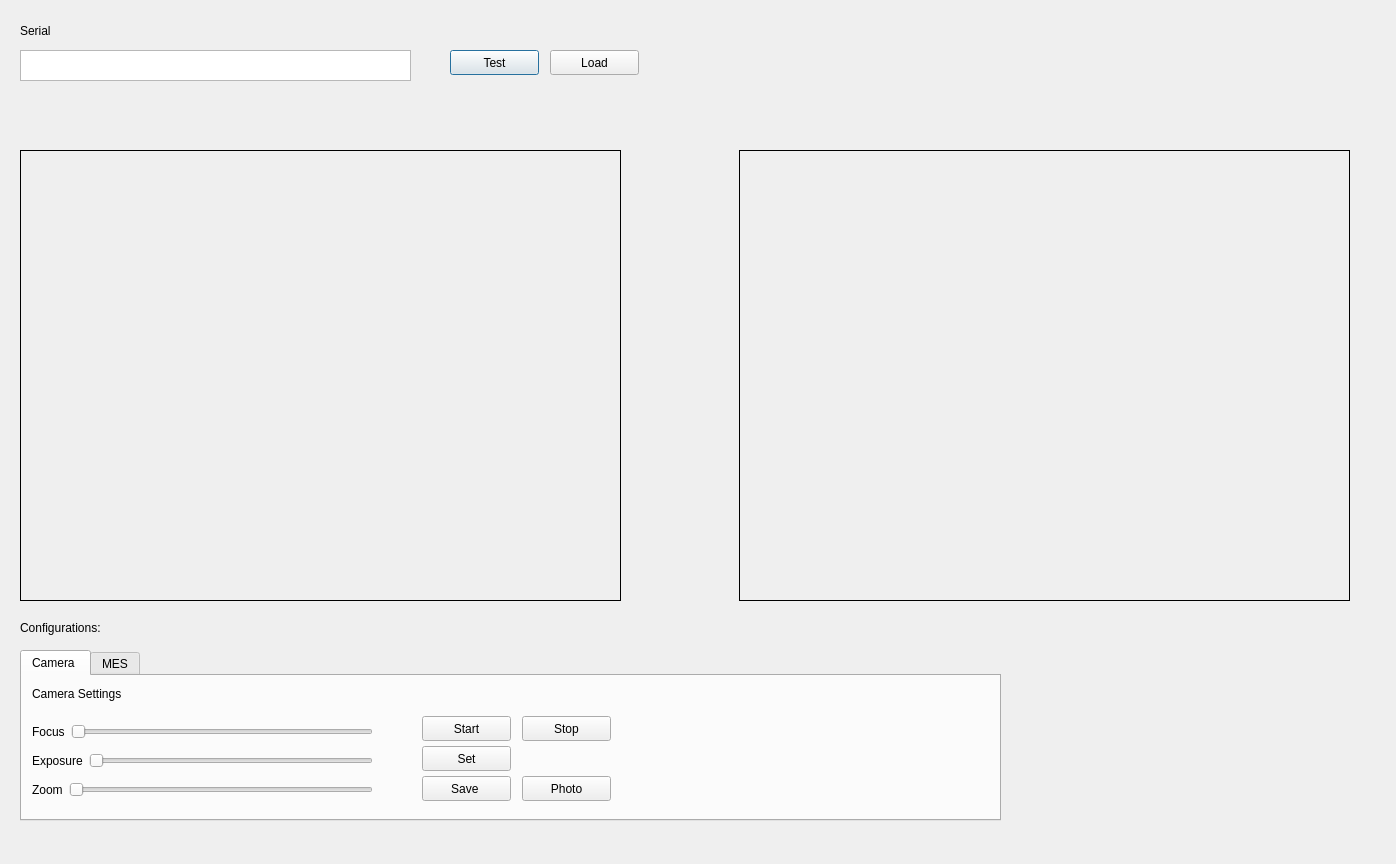
This is OpenCV2.ui in markctm/Vision_Inspection as Qt 5 draws it before an edit. The edited form follows.
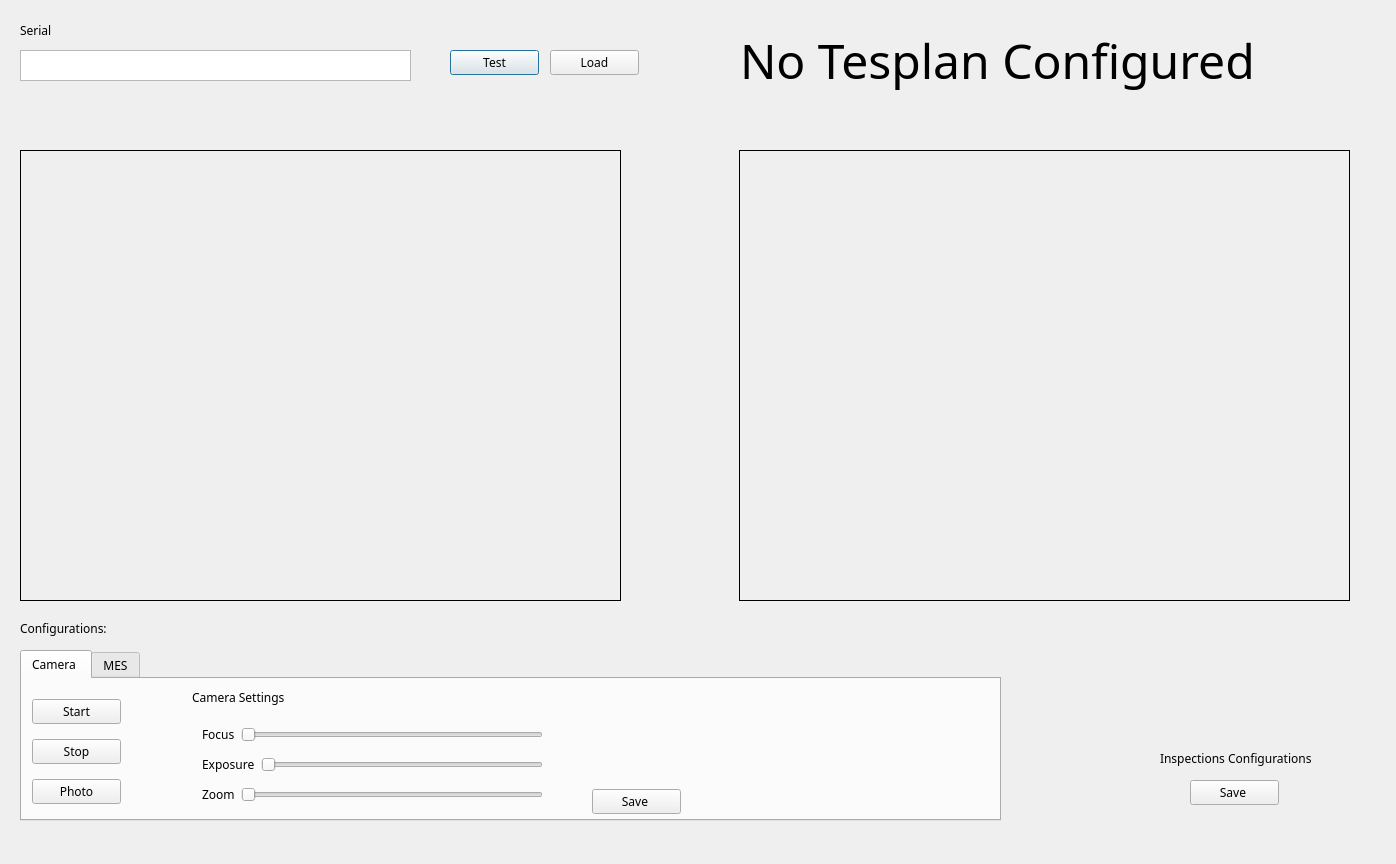
This is the edited form. The open tabs and pages were chosen to show the change.

```diff
--- a/OpenCV2.ui
+++ b/OpenCV2.ui
@@ -10,6 +10,11 @@
     <height>864</height>
    </rect>
   </property>
+  <property name="font">
+   <font>
+    <family>Microsoft New Tai Lue</family>
+   </font>
+  </property>
   <property name="windowTitle">
    <string>Dialog</string>
   </property>
@@ -90,7 +95,7 @@
     <widget class="QWidget" name="layoutWidget">
      <property name="geometry">
       <rect>
-       <x>10</x>
+       <x>180</x>
        <y>40</y>
        <width>341</width>
        <height>91</height>
@@ -165,23 +170,10 @@
       </item>
      </layout>
     </widget>
-    <widget class="QPushButton" name="load_button_2">
-     <property name="geometry">
-      <rect>
-       <x>400</x>
-       <y>70</y>
-       <width>89</width>
-       <height>25</height>
-      </rect>
-     </property>
-     <property name="text">
-      <string>Set</string>
-     </property>
-    </widget>
     <widget class="QLabel" name="label_4">
      <property name="geometry">
       <rect>
-       <x>10</x>
+       <x>170</x>
        <y>10</y>
        <width>151</width>
        <height>16</height>
@@ -194,8 +186,8 @@
     <widget class="QPushButton" name="load_button_3">
      <property name="geometry">
       <rect>
-       <x>400</x>
-       <y>100</y>
+       <x>570</x>
+       <y>110</y>
        <width>89</width>
        <height>25</height>
       </rect>
@@ -207,8 +199,8 @@
     <widget class="QPushButton" name="start_button">
      <property name="geometry">
       <rect>
-       <x>400</x>
-       <y>40</y>
+       <x>10</x>
+       <y>20</y>
        <width>89</width>
        <height>25</height>
       </rect>
@@ -220,7 +212,7 @@
     <widget class="QPushButton" name="take_pic">
      <property name="geometry">
       <rect>
-       <x>500</x>
+       <x>10</x>
        <y>100</y>
        <width>89</width>
        <height>25</height>
@@ -233,8 +225,8 @@
     <widget class="QPushButton" name="stop_button">
      <property name="geometry">
       <rect>
-       <x>500</x>
-       <y>40</y>
+       <x>10</x>
+       <y>60</y>
        <width>89</width>
        <height>25</height>
       </rect>
@@ -299,6 +291,50 @@
     </rect>
    </property>
   </widget>
+  <widget class="QLabel" name="label_2">
+   <property name="geometry">
+    <rect>
+     <x>740</x>
+     <y>30</y>
+     <width>601</width>
+     <height>61</height>
+    </rect>
+   </property>
+   <property name="font">
+    <font>
+     <pointsize>36</pointsize>
+    </font>
+   </property>
+   <property name="text">
+    <string>No Tesplan Configured</string>
+   </property>
+  </widget>
+  <widget class="QPushButton" name="load_button_4">
+   <property name="geometry">
+    <rect>
+     <x>1190</x>
+     <y>780</y>
+     <width>89</width>
+     <height>25</height>
+    </rect>
+   </property>
+   <property name="text">
+    <string>Save </string>
+   </property>
+  </widget>
+  <widget class="QLabel" name="label">
+   <property name="geometry">
+    <rect>
+     <x>1160</x>
+     <y>750</y>
+     <width>151</width>
+     <height>16</height>
+    </rect>
+   </property>
+   <property name="text">
+    <string>Inspections Configurations</string>
+   </property>
+  </widget>
   <zorder>test_button</zorder>
   <zorder>load_button</zorder>
   <zorder>image_label2</zorder>
```
Left out of the diff: 5 changed lines with no effect on the pictures.
